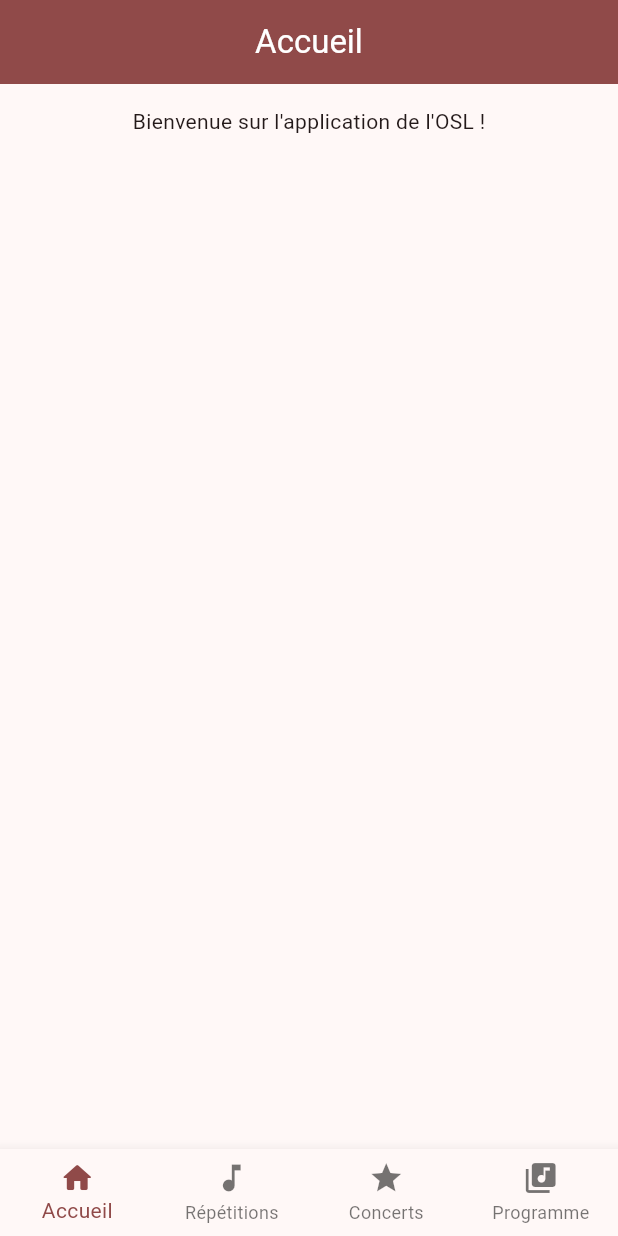
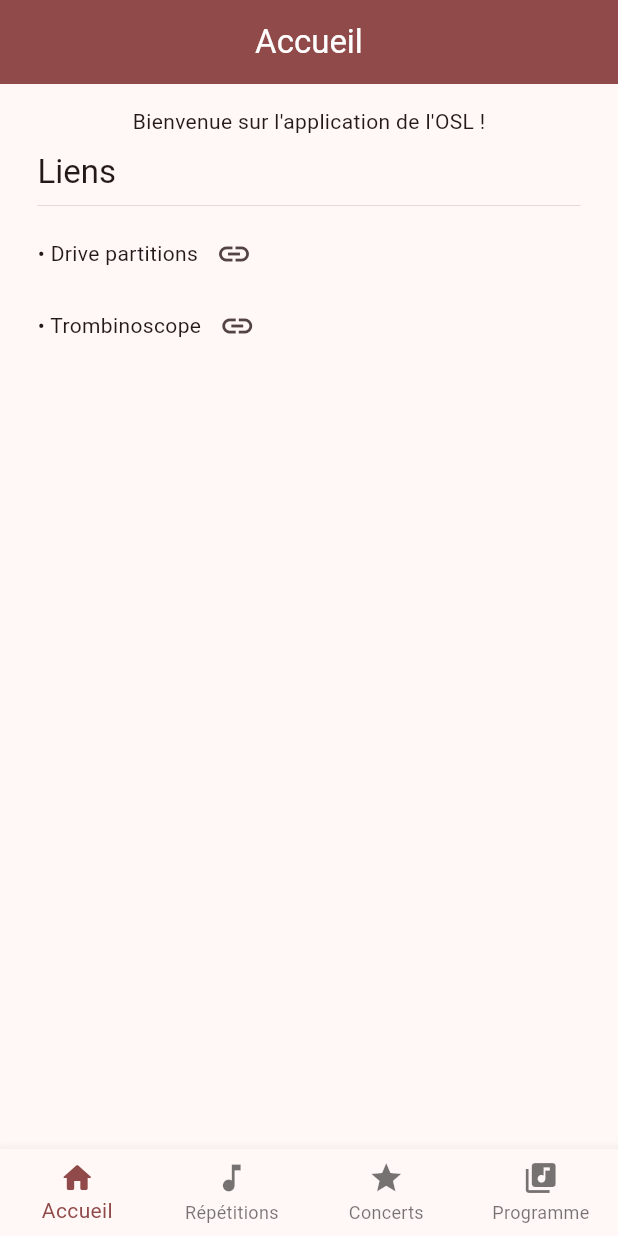
Before and after one commit to AlexMasson/OslApp, a Flutter app: the screen it shows after launch, on a phone screen of 412 x 824 dp. Run offline on Flutter 3.47's test engine with Material 2 defaults, Android fonts, the phone set to English and light mode, and no system bars; our stand-ins replace csv, flutter_easyloading, flutter_svg; missing offline and left inert: maps_launcher, rounded_background_text.

Commit message:
fix before release

```diff
--- a/lib/index_page.dart
+++ b/lib/index_page.dart
@@ -1,4 +1,5 @@
 import 'package:flutter/material.dart';
+import 'package:url_launcher/url_launcher.dart';
 
 class IndexPage extends StatelessWidget {
   const IndexPage({super.key});
@@ -7,9 +8,26 @@ class IndexPage extends StatelessWidget {
   Widget build(BuildContext context) {
     return Container(
         padding: const EdgeInsets.all(15),
-        child: const Center(
-            child: Column(children: [
-          Text('Bienvenue sur l\'application de l\'OSL !'),
-        ])));
+        child: Column(children: [
+          const Center(child: Column(children: [Text('Bienvenue sur l\'application de l\'OSL !')])),
+          Container(
+              padding: const EdgeInsets.all(10),
+              child: Column(crossAxisAlignment: CrossAxisAlignment.start, children: [
+                Text('Liens', style: Theme.of(context).textTheme.titleLarge),
+                const Divider(thickness: 0.4),
+                Row(children: [
+                  const Text('\u2022 Drive partitions'),
+                  IconButton(
+                      icon: const Icon(Icons.link),
+                      onPressed: () => launchUrl(Uri.parse('https://drive.google.com/drive/folders/0B4HDAVad2lrtalVmX01zMWdLS1U')))
+                ]),
+                Row(children: [
+                  const Text('\u2022 Trombinoscope'),
+                  IconButton(
+                      icon: const Icon(Icons.link),
+                      onPressed: () => launchUrl(Uri.parse('https://drive.google.com/file/d/1berEUYaZ2uFsThjnoAEqVX6btew_fIi_/view?usp=share_link')))
+                ]),
+              ]))
+        ]));
   }
 }
--- a/lib/repository/google_sheet_repository.dart
+++ b/lib/repository/google_sheet_repository.dart
@@ -79,7 +79,7 @@ Future<List<Programme>> fetchProgrammeAsync() async {
     }
   }
 
-  // Filter date in the past, then sort by date ascending
+  programmeList.sort((a, b) => a.nom.compareTo(b.nom));
   return programmeList;
 }
 
```
Also changed, not shown: lib/concerts/concerts_list_component.dart (+7 -1 lines), lib/programe/programme_list_component.dart (+9 -2 lines), lib/repetitions/repetitions_list_component.dart (+9 -2 lines), 1 other file.
